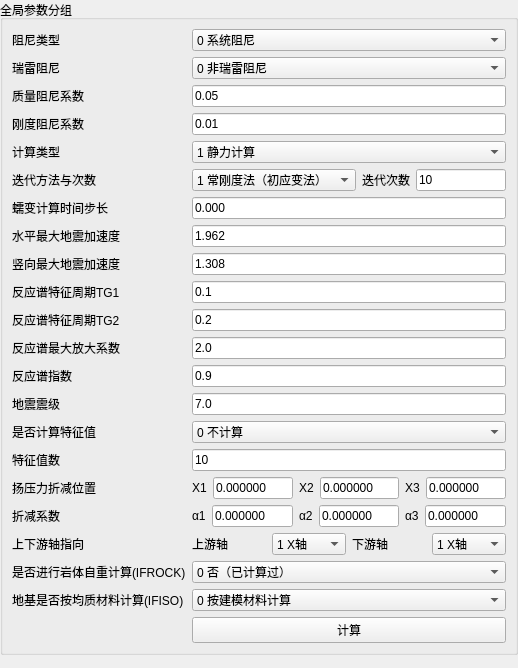
Before: the Qt Designer form plugins/Base_Slover/DamAnalysisWidget.ui in asd977/base_cae, drawn with Qt 5.
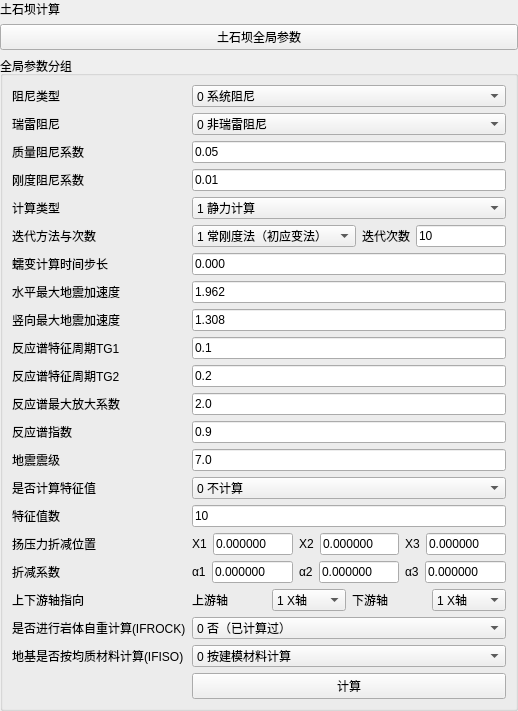
After: the same form once the commit is applied.

```diff
--- a/plugins/Base_Slover/DamAnalysisWidget.ui
+++ b/plugins/Base_Slover/DamAnalysisWidget.ui
@@ -24,9 +24,9 @@
     <number>0</number>
    </property>
    <property name="bottomMargin">
-    <number>4</number>
+    <number>0</number>
    </property>
-   <item>
+   <item><widget class="QLabel" name="pageNameLabel"><property name="text"><string>土石坝计算</string></property></widget></item><item><widget class="QPushButton" name="sectionTitleButton"><property name="text"><string>土石坝全局参数</string></property></widget></item><item>
     <widget class="QGroupBox" name="groupBoxIfill">
      <property name="title">
       <string>全局参数分组</string>
```
Left out of the diff: 6 changed lines with no effect on the pictures.
